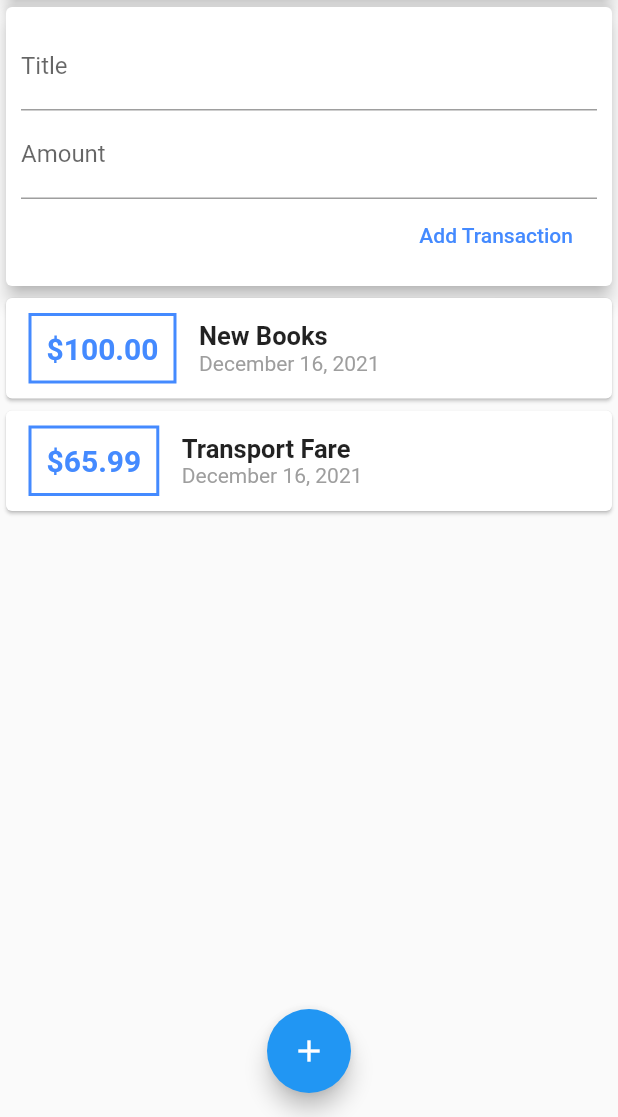
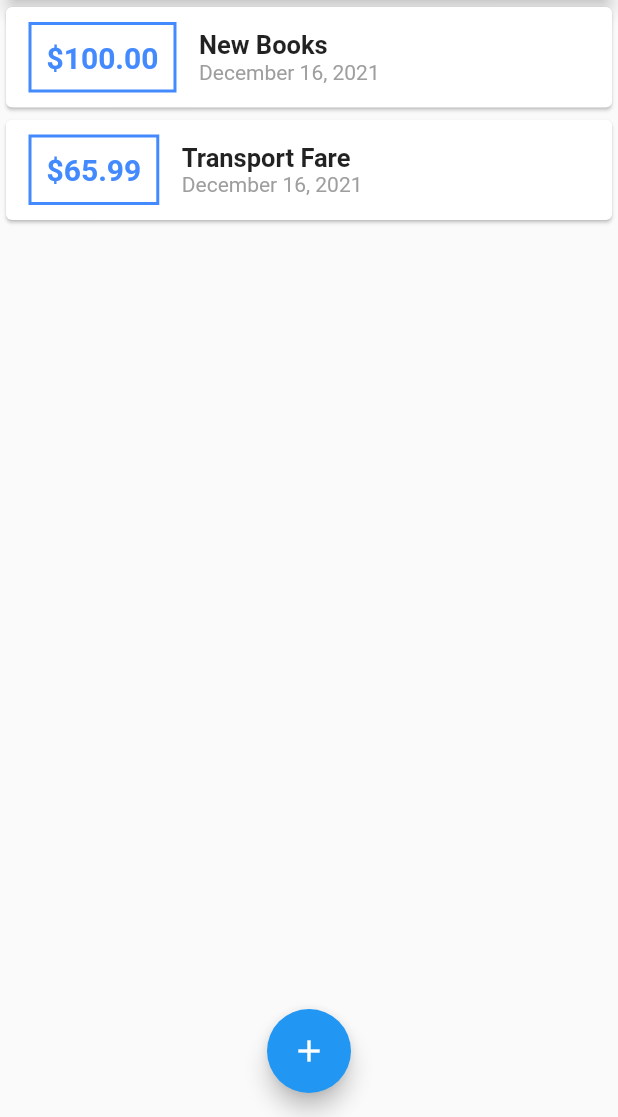
Before and after one commit to ahmadadejumo/expense-tracker-app, a Flutter app: the screen it shows after launch, on a phone screen of 412 x 824 dp, the part 119-1236 px from its top. Run offline on Flutter 3.47's test engine with Material 2 defaults, Android fonts, the phone set to English and light mode, and no system bars.

```diff
--- a/lib/main.dart
+++ b/lib/main.dart
@@ -1,6 +1,8 @@
 // ignore_for_file: prefer_const_constructors, deprecated_member_use
-import './widgets/user_transaction.dart';
+import './widgets/transaction_list.dart';
+import './widgets/new_transaction.dart';
 import 'package:flutter/material.dart';
+import './models/transaction.dart';
 
 void main() {
   runApp(const MyApp());
@@ -17,14 +19,52 @@ class MyApp extends StatelessWidget {
   }
 }
 
-class MyHomePage extends StatelessWidget {
+class MyHomePage extends StatefulWidget {
+  @override
+  State<MyHomePage> createState() => _MyHomePageState();
+}
+
+class _MyHomePageState extends State<MyHomePage> {
   // const MyHomePage({Key? key}) : super(key: key);
+  final List<Transaction> _userTransactions = [
+    Transaction(
+      id: "t1",
+      title: "New Books",
+      amount: 100,
+      date: DateTime.now(),
+    ),
+    Transaction(
+      id: "t2",
+      title: "Transport Fare",
+      amount: 65.99,
+      date: DateTime.now(),
+    ),
+  ];
 
-  // String titleInput;
-  // String amountInput;
+  void _addNewTransactions(String txTitle, double txAmount) {
+    final newTx = Transaction(
+        id: DateTime.now().toString(),
+        title: txTitle,
+        amount: txAmount,
+        date: DateTime.now());
 
-  final titleController = TextEditingController();
-  final amountController = TextEditingController();
+    setState(() {
+      _userTransactions.add(newTx);
+    });
+  }
+
+  void startAddNewTransaction(BuildContext ctx) {
+    showModalBottomSheet(
+      context: ctx,
+      builder: (_) {
+        return GestureDetector(
+          onTap: () {},
+          child: NewTransaction(_addNewTransactions),
+          behavior: HitTestBehavior.opaque,
+        );
+      },
+    );
+  }
 
   @override
   Widget build(BuildContext context) {
@@ -34,7 +74,7 @@ class MyHomePage extends StatelessWidget {
         actions: [
           IconButton(
             icon: Icon(Icons.add),
-            onPressed: () {},
+            onPressed: () => startAddNewTransaction(context),
           )
         ],
       ),
@@ -53,13 +93,13 @@ class MyHomePage extends StatelessWidget {
                 elevation: 5,
               ),
             ),
-            UserTransactions()
+            TransactionList(_userTransactions),
           ],
         ),
       ),
       floatingActionButtonLocation: FloatingActionButtonLocation.centerFloat,
       floatingActionButton: FloatingActionButton(
-        onPressed: () {},
+        onPressed: () => startAddNewTransaction(context),
         child: Icon(Icons.add),
       ),
     );
--- a/lib/widgets/user_transaction.dart
+++ /dev/null
@@ -1,50 +0,0 @@
-// ignore_for_file: use_key_in_widget_constructors, unused_element
-
-import 'package:flutter/material.dart';
-import './new_transaction.dart';
-import './transaction_list.dart';
-import "../models/transaction.dart";
-
-class UserTransactions extends StatefulWidget {
-  @override
-  _UserTransactionsState createState() => _UserTransactionsState();
-}
-
-class _UserTransactionsState extends State<UserTransactions> {
-  final List<Transaction> _userTransactions = [
-    Transaction(
-      id: "t1",
-      title: "New Books",
-      amount: 100,
-      date: DateTime.now(),
-    ),
-    Transaction(
-      id: "t2",
-      title: "Transport Fare",
-      amount: 65.99,
-      date: DateTime.now(),
-    ),
-  ];
-
-  void _addNewTransactions(String txTitle, double txAmount) {
-    final newTx = Transaction(
-        id: DateTime.now().toString(),
-        title: txTitle,
-        amount: txAmount,
-        date: DateTime.now());
-
-    setState(() {
-      _userTransactions.add(newTx);
-    });
-  }
-
-  @override
-  Widget build(BuildContext context) {
-    return Column(
-      children: [
-        NewTransaction(_addNewTransactions),
-        TransactionList(_userTransactions)
-      ],
-    );
-  }
-}
```
